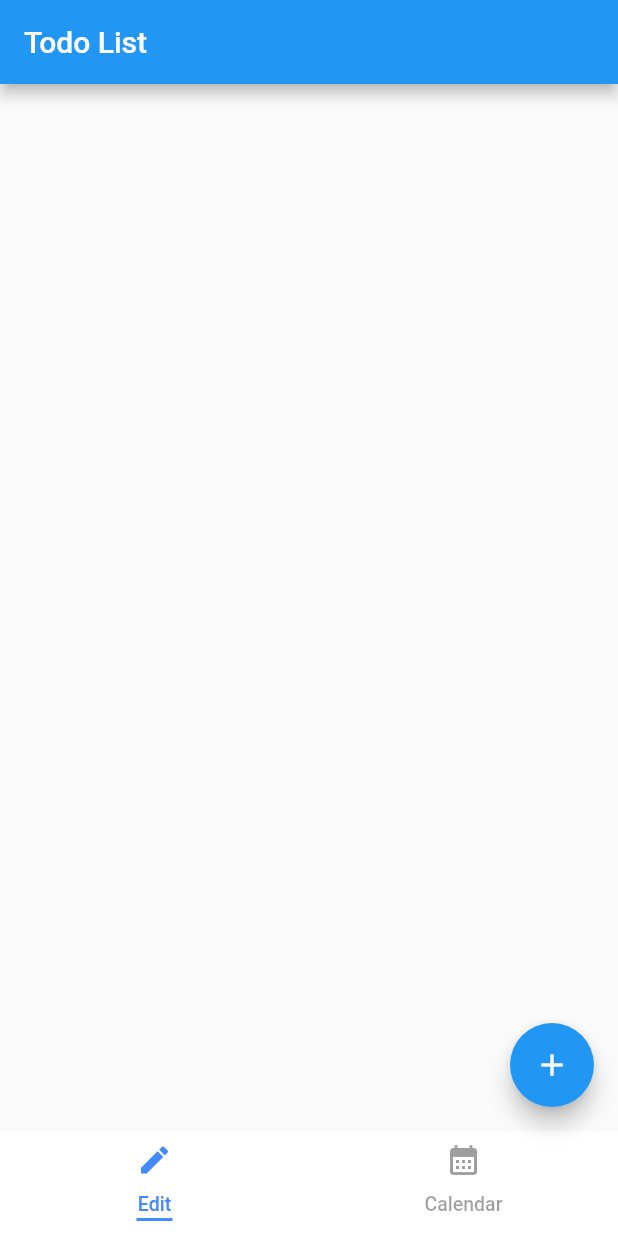
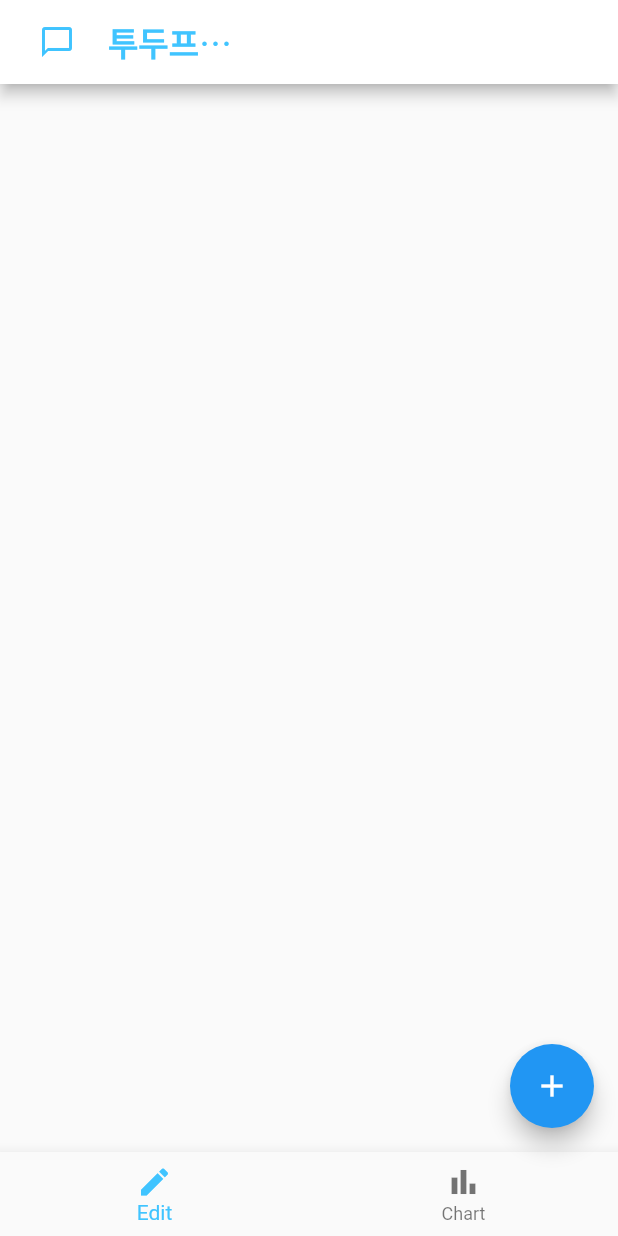
Before and after one commit to paul3083/flutter, a Flutter app: the screen it shows after launch, on a phone screen of 412 x 824 dp. Run offline on Flutter 3.47's test engine with Material 2 defaults, Android fonts, the phone set to English and light mode, and no system bars.

Commit message:
todolist_bottomnavigation

```diff
--- a/lib/main.dart
+++ b/lib/main.dart
@@ -1,5 +1,5 @@
 import 'package:flutter/material.dart';
-import 'package:table_calendar/table_calendar.dart';
+import 'package:todolist/analyze.dart';
 
 void main() {
   runApp(const MyApp());
@@ -35,23 +35,22 @@ class TodoApp extends StatefulWidget {
 }
 
 class _TodoAppState extends State<TodoApp> {
+  int _selectedIndex = 0;
+
+  final List<Widget> _widgetOptions = <Widget>[
+    const analyze()
+  ];
+
+  void _onItemTapped(int index) {
+    setState(() {
+      _selectedIndex = index;
+    });
+  }
+
   String title = "";
   String description = "";
 
   List<Todo> todos = [];
-
-  int _currentIndex = 0;
-
-  void _onBottomNavigationBarItemTapped(int index) {
-    setState(() {
-      _currentIndex = index;
-      if (_currentIndex == 1) {
-        Navigator.pushNamed(
-            context, '/calendar'); // Navigate to the calendar screen
-        _currentIndex = 0;
-      }
-    });
-  }
 
   @override
   Widget build(BuildContext context) {
@@ -61,85 +60,23 @@ class _TodoAppState extends State<TodoApp> {
         length: 2,
         child: Scaffold(
           appBar: AppBar(
-            title: const Text("Todo List"),
-          ),
-          body: TabBarView(
-            children: [
-              ListView.builder(
-                itemCount: todos.length,
-                itemBuilder: (_, index) {
-                  final todo = todos[index];
-                  return ListTile(
-                    title: Text(todo.title),
-                    subtitle: Text(todo.description),
-                    trailing: IconButton(
-                      icon: const Icon(Icons.check),
-                      onPressed: () {
-                        setState(() {
-                          todos.removeAt(index);
-                        });
-                        ScaffoldMessenger.of(context).showSnackBar(
-                          const SnackBar(content: Text("삭제되었습니다.")),
-                        );
-                      },
-                    ),
-                  );
-                },
+            backgroundColor: Colors.white,
+            title: const Padding(
+              padding: EdgeInsets.only(right: 240),
+              child: Text(
+                "투두프렌즈",
+                style: TextStyle(
+                  color: Colors.lightBlueAccent,
+                  fontWeight: FontWeight.w700,
+                  fontSize: 22,
+                ),
               ),
-              TableCalendar(
-                firstDay: DateTime.utc(2021, 10, 16),
-                lastDay: DateTime.utc(2030, 3, 14),
-                focusedDay: DateTime.now(),
-                calendarBuilders: CalendarBuilders(
-                    markerBuilder: (context, date, dynamic event) {
-                  if (event.isNotEmpty) {
-                    return Container(
-                      width: 35,
-                      decoration: BoxDecoration(
-                          color: Colors.blueAccent.withOpacity(0.2),
-                          shape: BoxShape.circle),
-                    );
-                  }
-                  return null;
-                }),
-              )
-            ],
-          ),
-          extendBodyBehindAppBar: true,
-          bottomNavigationBar: Container(
-            color: Colors.white,
-            child: Container(
-              height: 70,
-              padding: const EdgeInsets.only(bottom: 10, top: 5),
-              child: const TabBar(
-                //tab 하단 indicator size -> .label = label의 길이
-                //tab 하단 indicator size -> .tab = tab의 길이
-                indicatorSize: TabBarIndicatorSize.label,
-                //tab 하단 indicator color
-                indicatorColor: Colors.blueAccent,
-                //tab 하단 indicator weight
-                indicatorWeight: 2,
-                //label color
-                labelColor: Colors.blueAccent,
-                //unselected label color
-                unselectedLabelColor: Colors.black38,
-                labelStyle: TextStyle(
-                  fontSize: 13,
-                ),
-                tabs: [
-                  Tab(
-                    icon: Icon(
-                      Icons.edit,
-                    ),
-                    text: 'Edit',
-                  ),
-                  Tab(
-                    icon: Icon(
-                      Icons.calendar_month,
-                    ),
-                    text: 'Calendar',
-                  ),
-                ],
+            ),
+            leading: const Padding(
+              padding: EdgeInsets.only(left: 20),
+              child: Icon(
+                Icons.messenger_outline,
+                color: Colors.lightBlueAccent,
               ),
             ),
           ),
@@ -188,6 +125,21 @@ class _TodoAppState extends State<TodoApp> {
             },
             child: const Icon(Icons.add),
           ),
+          bottomNavigationBar: BottomNavigationBar(
+            items: const [
+              BottomNavigationBarItem(
+                icon: Icon(Icons.edit),
+                label: 'Edit'
+              ),
+              BottomNavigationBarItem(
+                icon: Icon(Icons.bar_chart),
+                label: 'Chart'
+              ),
+            ],
+            currentIndex: _selectedIndex,
+            selectedItemColor: Colors.lightBlueAccent,
+            onTap: _onItemTapped,
+          ),
         ),
       ),
     );
--- a/pubspec.yaml
+++ b/pubspec.yaml
@@ -31,6 +31,8 @@ dependencies:
   table_calendar: ^3.0.9
   flutter:
     sdk: flutter
+  firebase_core: ^2.14.0
+  cloud_firestore: ^4.8.2
 
 dev_dependencies:
   flutter_test:
```
Also changed, not shown: pubspec.lock, 4 other files.
